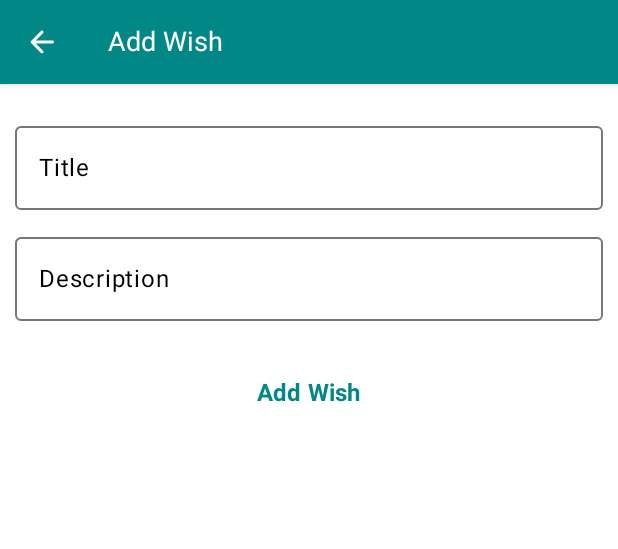
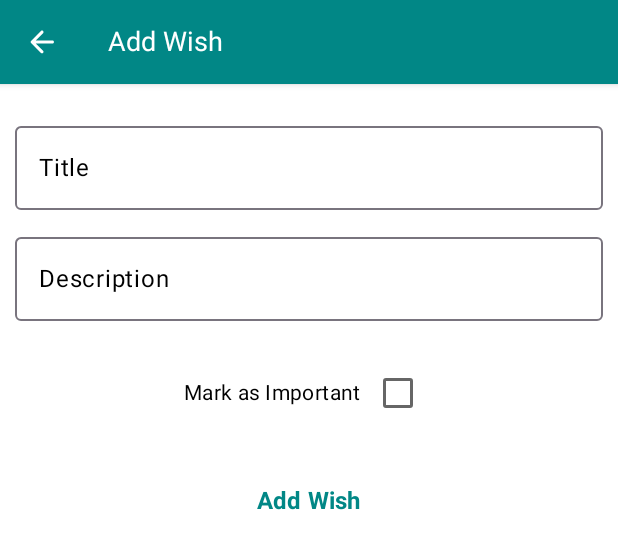
Before and after one commit to qaziHuzaif/WishlistApp, an Android app built with Jetpack Compose: the @Preview function PreviewAddEditDetailView, on a phone screen of 412 x 824 dp. Shown: the top 549 px of the screen. Run offline under Robolectric (Android 15) with nearby library versions, the phone set to English and light mode, and no system bars; our stand-ins replace Room's generated code.

Commit message:
Added mark as important feature Added database migration from version 1 to version 2 to support the new fields.
- Modified `Wish` list sorting: sort by `important` flag in descending order, then by `timestamp` in descending order.

-- App Tested Manually

```diff
--- a/app/src/main/java/com/example/wishlistapp/AddEditDetailView.kt
+++ b/app/src/main/java/com/example/wishlistapp/AddEditDetailView.kt
@@ -2,6 +2,7 @@ package com.example.wishlistapp
 
 import androidx.compose.foundation.layout.Arrangement
 import androidx.compose.foundation.layout.Column
+import androidx.compose.foundation.layout.Row
 import androidx.compose.foundation.layout.Spacer
 import androidx.compose.foundation.layout.fillMaxWidth
 import androidx.compose.foundation.layout.height
@@ -9,9 +10,14 @@ import androidx.compose.foundation.layout.padding
 import androidx.compose.foundation.layout.wrapContentSize
 import androidx.compose.foundation.text.KeyboardOptions
 //noinspection UsingMaterialAndMaterial3Libraries
+import androidx.compose.material.Checkbox
+//noinspection UsingMaterialAndMaterial3Libraries
+import androidx.compose.material.CheckboxDefaults
+//noinspection UsingMaterialAndMaterial3Libraries
 import androidx.compose.material.Scaffold
 //noinspection UsingMaterialAndMaterial3Libraries
 import androidx.compose.material.rememberScaffoldState
+import androidx.compose.material3.MaterialTheme
 import androidx.compose.material3.OutlinedTextField
 import androidx.compose.material3.Text
 import androidx.compose.material3.TextButton
@@ -27,6 +33,7 @@ import androidx.compose.ui.res.colorResource
 import androidx.compose.ui.res.stringResource
 import androidx.compose.ui.text.TextStyle
 import androidx.compose.ui.text.font.FontWeight
+import androidx.compose.ui.text.input.ImeAction
 import androidx.compose.ui.text.input.KeyboardCapitalization
 import androidx.compose.ui.text.input.KeyboardType
 import androidx.compose.ui.tooling.preview.Preview
@@ -47,9 +54,11 @@ fun AddEditDetailView(
         val wish = viewModel.getWishById(id).collectAsState(initial = Wish(0, "", ""))
         viewModel.wishTitleState = wish.value.title
         viewModel.wishDescriptionState = wish.value.description
+        viewModel.wishImportantState = wish.value.important
     } else {
         viewModel.wishTitleState = ""
         viewModel.wishDescriptionState = ""
+        viewModel.wishImportantState = false
     }
 
     val title: String =
@@ -86,7 +95,8 @@ fun AddEditDetailView(
                 modifier = Modifier.fillMaxWidth(),
                 keyboardOptions = KeyboardOptions(
                     capitalization = KeyboardCapitalization.Sentences,
-                    keyboardType = KeyboardType.Text
+                    keyboardType = KeyboardType.Text,
+                    imeAction = ImeAction.Next
                 ),
                 singleLine = true,
                 textStyle = TextStyle.Default.copy(color = Color.Black)
@@ -108,6 +118,28 @@ fun AddEditDetailView(
 
             Spacer(modifier = Modifier.height(24.dp))
 
+            Row(
+                modifier = Modifier,
+                verticalAlignment = Alignment.CenterVertically
+            ) {
+                Text(
+                    text = "Mark as Important",
+                    color = Color.Black,
+                    style = MaterialTheme.typography.bodyMedium
+                )
+                Checkbox(
+                    checked = viewModel.wishImportantState,
+                    onCheckedChange = { checked ->
+                        viewModel.onWishImportantChange(checked)
+                    },
+                    colors = CheckboxDefaults.colors(
+                        checkedColor = colorResource(R.color.teal_700)
+                    )
+                )
+            }
+
+            Spacer(modifier = Modifier.height(24.dp))
+
             TextButton(
                 onClick = {
                     if (viewModel.wishTitleState.isNotEmpty() && viewModel.wishDescriptionState.isNotEmpty()) {
@@ -117,7 +149,8 @@ fun AddEditDetailView(
                                 Wish(
                                     id = id,
                                     title = viewModel.wishTitleState.trim(),
-                                    description = viewModel.wishDescriptionState.trim()
+                                    description = viewModel.wishDescriptionState.trim(),
+                                    important = viewModel.wishImportantState
                                 )
                             )
                             //snackMessage.value = "Wish has been updated"
@@ -126,7 +159,8 @@ fun AddEditDetailView(
                             viewModel.addWish(
                                 Wish(
                                     title = viewModel.wishTitleState.trim(),
-                                    description = viewModel.wishDescriptionState.trim()
+                                    description = viewModel.wishDescriptionState.trim(),
+                                    important = viewModel.wishImportantState
                                 )
                             )
                             //snackMessage.value = "Wish has been created"
--- a/app/src/main/java/com/example/wishlistapp/WishViewModel.kt
+++ b/app/src/main/java/com/example/wishlistapp/WishViewModel.kt
@@ -19,6 +19,7 @@ class WishViewModel(
 
     var wishTitleState by mutableStateOf("")
     var wishDescriptionState by mutableStateOf("")
+    var wishImportantState by mutableStateOf(false)
 
     fun onWishTitleChange(newTitle: String) {
         wishTitleState = newTitle
@@ -28,14 +29,19 @@ class WishViewModel(
         wishDescriptionState = newTitle
     }
 
+    fun onWishImportantChange(newImportant: Boolean) {
+        wishImportantState = newImportant
+    }
+
     lateinit var getAllWishes: Flow<List<Wish>> //= wishRepository.getAllWishes()
 
     init {
         viewModelScope.launch {
-            getAllWishes = wishRepository.getAllWishes().map {
-                it.sortedByDescending { wish ->
-                    wish.id
-                }
+            getAllWishes = wishRepository.getAllWishes().map {wish ->
+                wish.sortedWith(
+                    compareByDescending<Wish> { it.important }
+                        .thenByDescending { it.timestamp }
+                )
             }
         }
     }
--- a/app/src/main/java/com/example/wishlistapp/data/Wish.kt
+++ b/app/src/main/java/com/example/wishlistapp/data/Wish.kt
@@ -11,5 +11,9 @@ data class Wish(
     @ColumnInfo(name = "wish-title")
     val title: String = "",
     @ColumnInfo(name = "wish-description")
-    val description: String = ""
+    val description: String = "",
+    @ColumnInfo(name = "wish-important")
+    val important: Boolean = false,
+    @ColumnInfo(name = "wish-date")
+    val timestamp: Long = System.currentTimeMillis()
 )
--- a/app/src/main/java/com/example/wishlistapp/data/WishDatabase.kt
+++ b/app/src/main/java/com/example/wishlistapp/data/WishDatabase.kt
@@ -5,7 +5,7 @@ import androidx.room.RoomDatabase
 
 @Database(
     entities = [Wish::class],
-    version = 1,
+    version = 2,
     exportSchema = false
 )
 abstract class WishDatabase : RoomDatabase() {
```
Also changed, not shown: app/src/main/java/com/example/wishlistapp/HomeView.kt (+17 -0 lines), app/src/main/java/com/example/wishlistapp/di/Graph.kt (+13 -1 lines).
